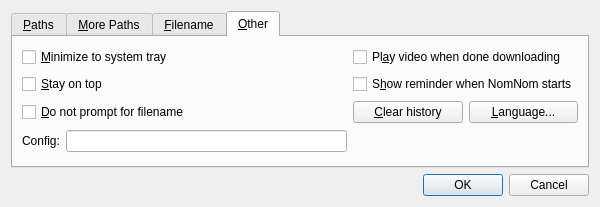
First picture: the form in i/Preferences.ui, repository guendto/nomnom, before the edit.
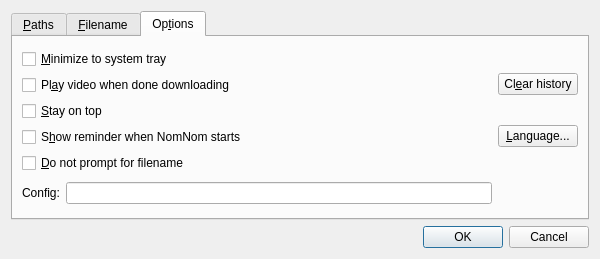
Second picture: the form after the edit. The open tabs and pages were chosen to show the change.

Commit message: Preferences: remove grake path

Diff of the .ui file:
```diff
--- a/i/Preferences.ui
+++ b/i/Preferences.ui
@@ -7,7 +7,7 @@
     <x>0</x>
     <y>0</y>
     <width>600</width>
-    <height>207</height>
+    <height>259</height>
    </rect>
   </property>
   <property name="windowTitle">
@@ -96,14 +96,7 @@
          </property>
         </widget>
        </item>
-      </layout>
-     </widget>
-     <widget class="QWidget" name="tab_2">
-      <attribute name="title">
-       <string>&amp;More Paths</string>
-      </attribute>
-      <layout class="QGridLayout" name="gridLayout_4">
-       <item row="0" column="0">
+       <item row="3" column="0">
         <widget class="QLabel" name="label_3">
          <property name="text">
           <string>&amp;umph:</string>
@@ -181,7 +174,7 @@
       <attribute name="title">
        <string>&amp;Filename</string>
       </attribute>
-      <layout class="QGridLayout" name="gridLayout_5">
+      <layout class="QGridLayout" name="gridLayout_7">
        <item row="0" column="0">
         <widget class="QLabel" name="label_5">
          <property name="text">
@@ -297,66 +290,76 @@
      </widget>
      <widget class="QWidget" name="tab_3">
       <attribute name="title">
-       <string>&amp;Other</string>
+       <string>Op&amp;tions</string>
       </attribute>
+      <layout class="QGridLayout" name="gridLayout_6">
+       <item row="0" column="0">
       <layout class="QGridLayout" name="gridLayout_3">
-       <item row="0" column="0" colspan="2">
+         <item row="0" column="0">
         <widget class="QCheckBox" name="minToTrayBox">
          <property name="text">
           <string>&amp;Minimize to system tray</string>
          </property>
         </widget>
        </item>
-       <item row="0" column="2" colspan="2">
+         <item row="1" column="0">
         <widget class="QCheckBox" name="playWhenDoneBox">
          <property name="text">
           <string>Pl&amp;ay video when done downloading</string>
          </property>
         </widget>
        </item>
-       <item row="1" column="0" colspan="2">
+         <item row="2" column="0">
         <widget class="QCheckBox" name="stayOnTopBox">
          <property name="text">
           <string>&amp;Stay on top</string>
          </property>
         </widget>
        </item>
-       <item row="1" column="2" colspan="2">
+         <item row="3" column="0">
         <widget class="QCheckBox" name="showReminderBox">
          <property name="text">
           <string>S&amp;how reminder when NomNom starts</string>
          </property>
         </widget>
        </item>
-       <item row="2" column="0" colspan="2">
+         <item row="4" column="0">
         <widget class="QCheckBox" name="dontPromptFilenameBox">
          <property name="text">
           <string>&amp;Do not prompt for filename</string>
          </property>
         </widget>
        </item>
-       <item row="2" column="2">
+        </layout>
+       </item>
+       <item row="0" column="1">
+        <layout class="QGridLayout" name="gridLayout_4">
+         <item row="0" column="0">
         <widget class="QPushButton" name="clearHistoryBtn">
          <property name="text">
-          <string>&amp;Clear history</string>
+            <string>Cl&amp;ear history</string>
          </property>
         </widget>
        </item>
-       <item row="2" column="3">
+         <item row="1" column="0">
         <widget class="QPushButton" name="languageBtn">
          <property name="text">
           <string>&amp;Language...</string>
          </property>
         </widget>
        </item>
-       <item row="3" column="0">
+        </layout>
+       </item>
+       <item row="1" column="0">
+        <layout class="QGridLayout" name="gridLayout_5">
+         <item row="0" column="0">
         <widget class="QLabel" name="label_9">
          <property name="text">
           <string>Config:</string>
          </property>
         </widget>
        </item>
-       <item row="3" column="1">
+         <item row="0" column="1">
         <widget class="QLineEdit" name="configEdit">
          <property name="readOnly">
           <bool>true</bool>
@@ -364,6 +367,8 @@
         </widget>
        </item>
       </layout>
+       </item>
+      </layout>
      </widget>
     </widget>
    </item>
```
Left out of the diff: 119 changed lines with no effect on the pictures. Lines whose indentation alone changed are shown as unchanged. The commit also changes 2 other files.
